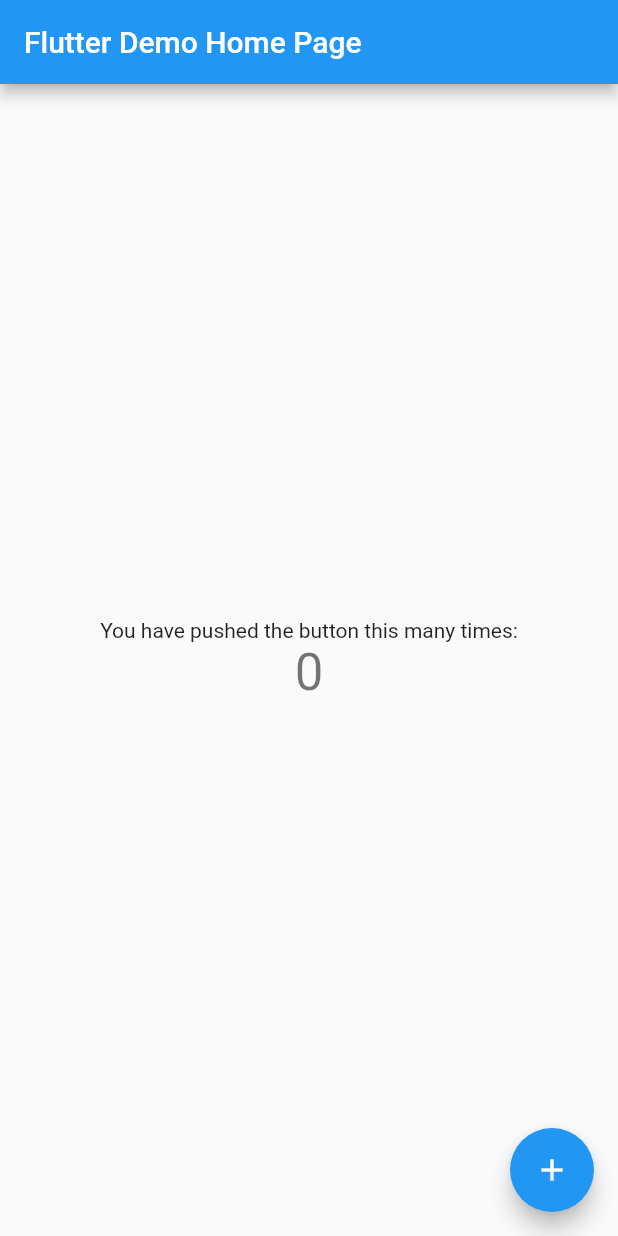
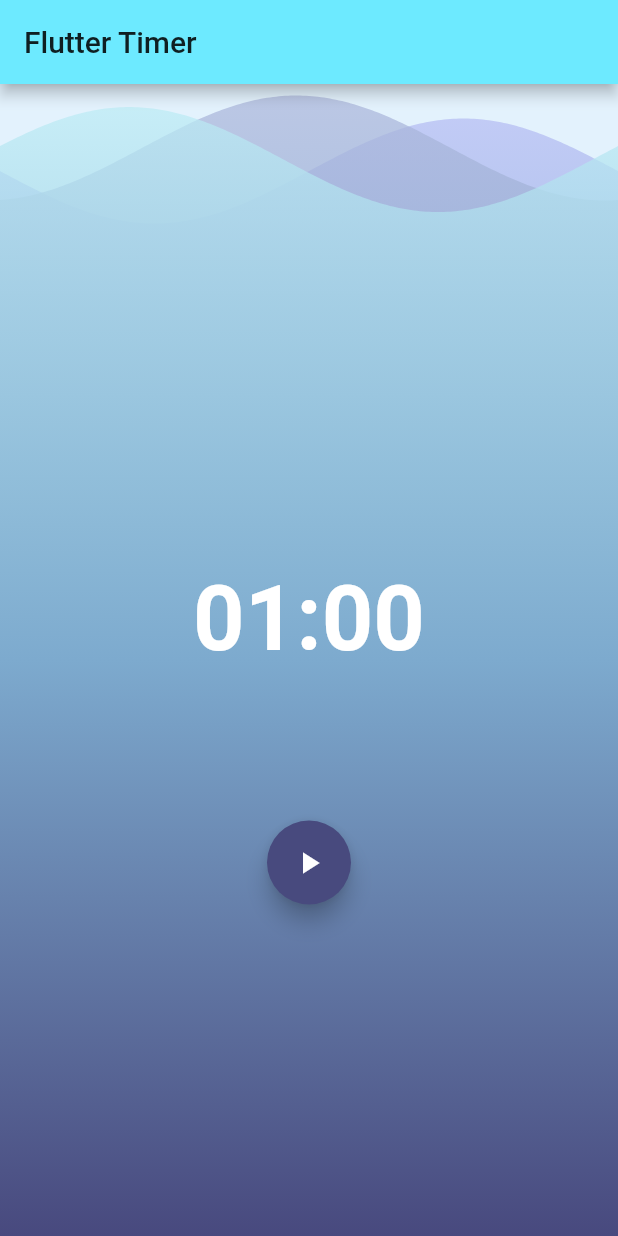
Before and after one commit to voodoo420/bloclibrary.dev_examples, a Flutter app: the screen it shows after launch, on a phone screen of 412 x 824 dp. Run offline on Flutter 3.47's test engine with Material 2 defaults, Android fonts, the phone set to English and light mode, and no system bars; drawn by our look-alikes of wave; our stand-ins replace bloc, equatable, flutter_bloc.

Commit message:
timer complete

```diff
--- /dev/null
+++ b/lib/bloc/bloc.dart
@@ -0,0 +1,3 @@
+export 'timer_bloc.dart';
+export 'timer_event.dart';
+export 'timer_state.dart';
--- /dev/null
+++ b/lib/bloc/timer_bloc.dart
@@ -0,0 +1,75 @@
+import 'dart:async';
+import 'package:bloc/bloc.dart';
+import 'package:blocexample1/ticker.dart';
+import 'package:flutter/cupertino.dart';
+import 'bloc.dart';
+
+class TimerBloc extends Bloc<TimerEvent, TimerState> {
+  final int _duration = 60;
+  final Ticker _ticker;
+
+  StreamSubscription<int> _tickerSubscription;
+
+  TimerBloc({@required Ticker ticker})
+      : assert(ticker != null),
+        _ticker = ticker;
+
+  @override
+  TimerState get initialState => TimerInitial(_duration);
+
+  @override
+  Stream<TimerState> mapEventToState(
+      TimerEvent event,
+      ) async* {
+    if (event is TimerStarted) {
+      yield* _mapTimerStartedToState(event);
+    } else if (event is TimerTicked) {
+      yield* _mapTimerTickedToState(event);
+    } else if (event is TimerPaused) {
+      yield* _mapTimerPausedToState(event);
+    } else if (event is TimerResumed) {
+      yield* _mapTimerResumedToState(event);
+    } else if (event is TimerReset) {
+      yield* _mapTimerResetToState(event);
+    }
+  }
+
+  @override
+  Future<void> close() {
+    _tickerSubscription?.cancel();
+    return super.close();
+  }
+
+  Stream<TimerState> _mapTimerStartedToState(TimerStarted start) async* {
+    yield TimerRunInProgress(start.duration);
+    _tickerSubscription?.cancel();
+    _tickerSubscription = _ticker
+        .tick(ticks: start.duration)
+        .listen((duration) => add(TimerTicked(duration: duration)));
+  }
+
+  Stream<TimerState> _mapTimerTickedToState(TimerTicked tick) async* {
+    yield tick.duration > 0
+        ? TimerRunInProgress(tick.duration)
+        : TimerRunComplete();
+  }
+
+  Stream<TimerState> _mapTimerPausedToState(TimerPaused pause) async* {
+    if (state is TimerRunInProgress) {
+      _tickerSubscription?.pause();
+      yield TimerRunPause(state.duration);
+    }
+  }
+
+  Stream<TimerState> _mapTimerResumedToState(TimerResumed resume) async* {
+    if (state is TimerRunPause) {
+      _tickerSubscription?.resume();
+      yield TimerRunInProgress(state.duration);
+    }
+  }
+
+  Stream<TimerState> _mapTimerResetToState(TimerReset reset) async* {
+    _tickerSubscription?.cancel();
+    yield TimerInitial(_duration);
+  }
+}
--- /dev/null
+++ b/lib/bloc/timer_event.dart
@@ -0,0 +1,36 @@
+import 'package:equatable/equatable.dart';
+import 'package:meta/meta.dart';
+
+abstract class TimerEvent extends Equatable {
+  const TimerEvent();
+
+  @override
+  List<Object> get props => [];
+}
+
+class TimerStarted extends TimerEvent {
+  final int duration;
+
+  const TimerStarted({@required this.duration});
+
+  @override
+  String toString() => "TimerStarted { duration: $duration }";
+}
+
+class TimerPaused extends TimerEvent {}
+
+class TimerResumed extends TimerEvent {}
+
+class TimerReset extends TimerEvent {}
+
+class TimerTicked extends TimerEvent {
+  final int duration;
+
+  const TimerTicked({@required this.duration});
+
+  @override
+  List<Object> get props => [duration];
+
+  @override
+  String toString() => "TimerTicked { duration: $duration }";
+}
--- /dev/null
+++ b/lib/bloc/timer_state.dart
@@ -0,0 +1,36 @@
+import 'package:equatable/equatable.dart';
+import 'package:meta/meta.dart';
+
+abstract class TimerState extends Equatable {
+  final int duration;
+
+  const TimerState(this.duration);
+
+  @override
+  List<Object> get props => [duration];
+}
+
+class TimerInitial extends TimerState {
+  const TimerInitial(int duration) : super(duration);
+
+  @override
+  String toString() => 'TimerInitial { duration: $duration }';
+}
+
+class TimerRunPause extends TimerState {
+  const TimerRunPause(int duration) : super(duration);
+
+  @override
+  String toString() => 'TimerRunPause { duration: $duration }';
+}
+
+class TimerRunInProgress extends TimerState {
+  const TimerRunInProgress(int duration) : super(duration);
+
+  @override
+  String toString() => 'TimerRunInProgress { duration: $duration }';
+}
+
+class TimerRunComplete extends TimerState {
+  const TimerRunComplete() : super(0);
+}
--- a/lib/main.dart
+++ b/lib/main.dart
@@ -1,64 +1,136 @@
 import 'package:flutter/material.dart';
+import 'package:flutter_bloc/flutter_bloc.dart';
+import 'bloc/bloc.dart';
+import 'ticker.dart';
+import 'widget/background.dart';
 
-void main() {
-  runApp(MyApp());
-}
+void main() => runApp(MyApp());
 
 class MyApp extends StatelessWidget {
   @override
   Widget build(BuildContext context) {
     return MaterialApp(
-      title: 'Flutter Demo',
       theme: ThemeData(
-        primarySwatch: Colors.blue,
+        primaryColor: Color.fromRGBO(109, 234, 255, 1),
+        accentColor: Color.fromRGBO(72, 74, 126, 1),
+        brightness: Brightness.dark,
       ),
-      home: MyHomePage(title: 'Flutter Demo Home Page'),
+      title: 'Flutter Timer',
+      home: BlocProvider(
+        create: (context) => TimerBloc(ticker: Ticker()),
+        child: Timer(),
+      ),
     );
   }
 }
 
-class MyHomePage extends StatefulWidget {
-  MyHomePage({Key key, this.title}) : super(key: key);
-  final String title;
-
-  @override
-  _MyHomePageState createState() => _MyHomePageState();
-}
-
-class _MyHomePageState extends State<MyHomePage> {
-  int _counter = 0;
-
-  void _incrementCounter() {
-    setState(() {
-      _counter++;
-    });
-  }
+class Timer extends StatelessWidget {
+  static const TextStyle timerTextStyle = TextStyle(
+    fontSize: 60,
+    fontWeight: FontWeight.bold,
+  );
 
   @override
   Widget build(BuildContext context) {
     return Scaffold(
-      appBar: AppBar(
-        title: Text(widget.title),
-      ),
-      body: Center(
-        child: Column(
-          mainAxisAlignment: MainAxisAlignment.center,
-          children: <Widget>[
-            Text(
-              'You have pushed the button this many times:',
-            ),
-            Text(
-              '$_counter',
-              style: Theme.of(context).textTheme.headline4,
-            ),
-          ],
-        ),
-      ),
-      floatingActionButton: FloatingActionButton(
-        onPressed: _incrementCounter,
-        tooltip: 'Increment',
-        child: Icon(Icons.add),
+      appBar: AppBar(title: Text('Flutter Timer')),
+      body: Stack(
+        children: [
+          Background(),
+          Column(
+            mainAxisAlignment: MainAxisAlignment.center,
+            crossAxisAlignment: CrossAxisAlignment.center,
+            children: <Widget>[
+              Padding(
+                padding: EdgeInsets.symmetric(vertical: 100.0),
+                child: Center(
+                  child: BlocBuilder<TimerBloc, TimerState>(
+                    builder: (context, state) {
+                      final String minutesStr = ((state.duration / 60) % 60)
+                          .floor()
+                          .toString()
+                          .padLeft(2, '0');
+                      final String secondsStr = (state.duration % 60)
+                          .floor()
+                          .toString()
+                          .padLeft(2, '0');
+                      return Text(
+                        '$minutesStr:$secondsStr',
+                        style: Timer.timerTextStyle,
+                      );
+                    },
+                  ),
+                ),
+              ),
+              BlocBuilder<TimerBloc, TimerState>(
+                condition: (previousState, currentState) =>
+                currentState.runtimeType != previousState.runtimeType,
+                builder: (context, state) => Actions(),
+              ),
+            ],
+          ),
+        ],
       ),
     );
   }
 }
+
+class Actions extends StatelessWidget {
+  @override
+  Widget build(BuildContext context) {
+    return Row(
+      mainAxisAlignment: MainAxisAlignment.spaceEvenly,
+      children: _mapStateToActionButtons(
+        timerBloc: BlocProvider.of<TimerBloc>(context),
+      ),
+    );
+  }
+
+  List<Widget> _mapStateToActionButtons({
+    TimerBloc timerBloc,
+  }) {
+    final TimerState currentState = timerBloc.state;
+    if (currentState is TimerInitial) {
+      return [
+        FloatingActionButton(
+          child: Icon(Icons.play_arrow),
+          onPressed: () =>
+              timerBloc.add(TimerStarted(duration: currentState.duration)),
+        ),
+      ];
+    }
+    if (currentState is TimerRunInProgress) {
+      return [
+        FloatingActionButton(
+          child: Icon(Icons.pause),
+          onPressed: () => timerBloc.add(TimerPaused()),
+        ),
+        FloatingActionButton(
+          child: Icon(Icons.replay),
+          onPressed: () => timerBloc.add(TimerReset()),
+        ),
+      ];
+    }
+    if (currentState is TimerRunPause) {
+      return [
+        FloatingActionButton(
+          child: Icon(Icons.play_arrow),
+          onPressed: () => timerBloc.add(TimerResumed()),
+        ),
+        FloatingActionButton(
+          child: Icon(Icons.replay),
+          onPressed: () => timerBloc.add(TimerReset()),
+        ),
+      ];
+    }
+    if (currentState is TimerRunComplete) {
+      return [
+        FloatingActionButton(
+          child: Icon(Icons.replay),
+          onPressed: () => timerBloc.add(TimerReset()),
+        ),
+      ];
+    }
+    return [];
+  }
+}
--- /dev/null
+++ b/lib/ticker.dart
@@ -0,0 +1,6 @@
+class Ticker {
+  Stream<int> tick({int ticks}) {
+    return Stream.periodic(Duration(seconds: 1), (x) => ticks - x - 1)
+        .take(ticks);
+  }
+}
--- /dev/null
+++ b/lib/widget/background.dart
@@ -0,0 +1,37 @@
+import 'package:flutter/material.dart';
+import 'package:wave/wave.dart';
+import 'package:wave/config.dart';
+
+class Background extends StatelessWidget {
+  @override
+  Widget build(BuildContext context) {
+    return WaveWidget(
+      config: CustomConfig(
+        gradients: [
+          [
+            Color.fromRGBO(72, 74, 126, 1),
+            Color.fromRGBO(125, 170, 206, 1),
+            Color.fromRGBO(184, 189, 245, 0.7)
+          ],
+          [
+            Color.fromRGBO(72, 74, 126, 1),
+            Color.fromRGBO(125, 170, 206, 1),
+            Color.fromRGBO(172, 182, 219, 0.7)
+          ],
+          [
+            Color.fromRGBO(72, 73, 126, 1),
+            Color.fromRGBO(125, 170, 206, 1),
+            Color.fromRGBO(190, 238, 246, 0.7)
+          ],
+        ],
+        durations: [19440, 10800, 6000],
+        heightPercentages: [0.03, 0.01, 0.02],
+        gradientBegin: Alignment.bottomCenter,
+        gradientEnd: Alignment.topCenter,
+      ),
+      size: Size(double.infinity, double.infinity),
+      waveAmplitude: 25,
+      backgroundColor: Colors.blue[50],
+    );
+  }
+}
--- a/pubspec.yaml
+++ b/pubspec.yaml
@@ -25,6 +25,8 @@
   # Use with the CupertinoIcons class for iOS style icons.
   cupertino_icons: ^0.1.3
   flutter_bloc: ^4.0.0
+  equatable: ^1.0.0
+  wave: ^0.0.8
 
 dev_dependencies:
   flutter_test:
```
Also changed, not shown: pubspec.lock.
